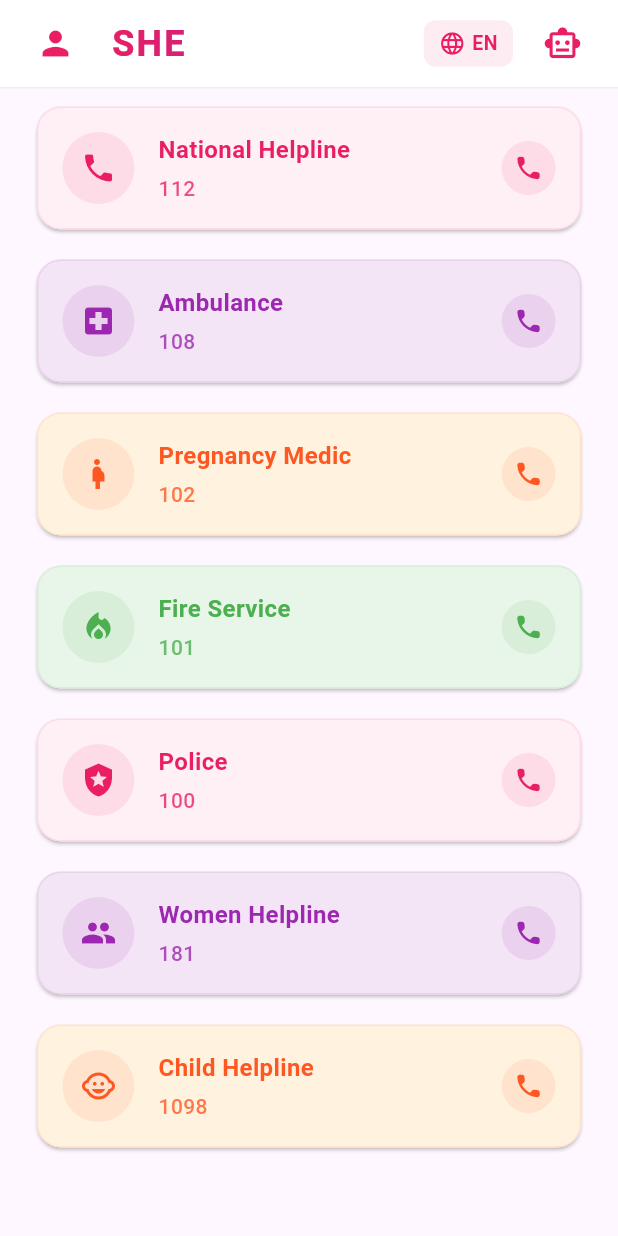
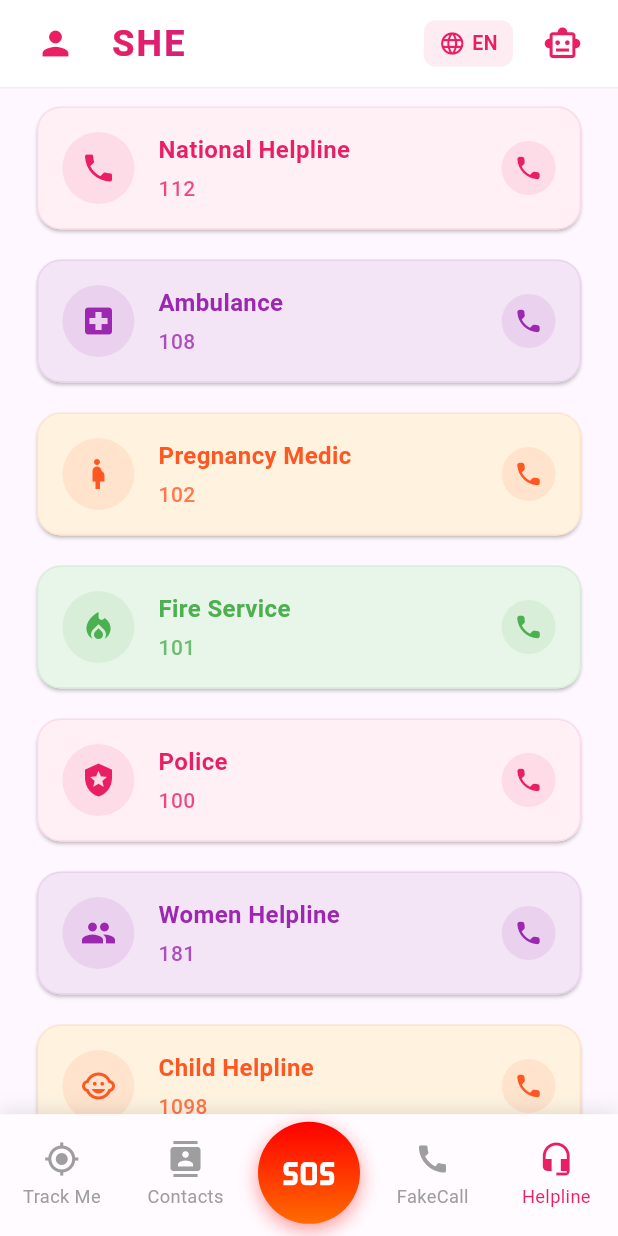
Before and after one commit to HarshasriM/everest_hackathon, a Flutter app: the HomeScreen screen opened by its route, item 5 of the bottom bar chosen, on a phone screen of 412 x 824 dp. Run offline on Flutter 3.47's test engine with Material 3 defaults, Android fonts, the phone set to English and light mode, and no system bars; our stand-ins replace bloc, dartz, dio, equatable, flutter_bloc, flutter_screenutil and 12 more; accounts and stored records are empty.

Commit message:
changes:remove animations

```diff
--- a/lib/app/app.dart
+++ b/lib/app/app.dart
@@ -25,9 +25,8 @@ class SHEApp extends StatelessWidget {
             BlocProvider(
               create: (_) => sl<AuthBloc>(),
             ),
-            BlocProvider(create: (context)=> HelplineBloc()..add(LoadHelplines()),
-          child: const HelplineScreen(),
-          ),
+
+
           ],
           child: MaterialApp.router(
             title: 'SHE - Safety Help Emergency',
--- a/lib/features/helpline/bloc/helpline_bloc.dart
+++ b/lib/features/helpline/bloc/helpline_bloc.dart
@@ -16,6 +16,7 @@ class HelplineBloc extends Bloc<HelplineEvent, HelplineState> {
   }
 
 void _onLoadHelplines(LoadHelplines event, Emitter<HelplineState> emit) {
+  print("Loaded helplines: $helplineList");
   emit(HelplineLoaded(helplineList));
 }
 
--- a/lib/features/helpline/helpline_screen.dart
+++ b/lib/features/helpline/helpline_screen.dart
@@ -1,7 +1,6 @@
 import 'package:everest_hackathon/shared/widgets/custom_app_bar.dart';
 import 'package:flutter/material.dart';
 import 'package:flutter_bloc/flutter_bloc.dart';
-import 'package:animate_do/animate_do.dart';
 import './bloc/helpline_bloc.dart';
 import './bloc/helpline_event.dart';
 import './bloc/helpline_state.dart';
@@ -21,7 +20,9 @@ class HelplineScreen extends StatelessWidget {
     final size = MediaQuery.of(context).size;
     final isLargeScreen = size.width > 600;
 
-    return Scaffold(
+    return BlocProvider(
+      create: (_) => HelplineBloc()..add(LoadHelplines()),
+      child: Scaffold(
         backgroundColor: backgroundColor,
         appBar: CustomAppBar(),
         body: BlocConsumer<HelplineBloc, HelplineState>(
@@ -48,12 +49,13 @@ class HelplineScreen extends StatelessWidget {
           builder: (context, state) {
             if (state is HelplineLoaded) {
               return SingleChildScrollView(
-              padding: const EdgeInsets.symmetric(horizontal: 16, vertical: 8),
+                padding: const EdgeInsets.symmetric(
+                  horizontal: 16,
+                  vertical: 8,
+                ),
                 child: Column(
                   children: [
-                  ...List.generate(
-                    state.helplines.length,
-                    (index) {
+                    ...List.generate(state.helplines.length, (index) {
                       final helpline = state.helplines[index];
                       final colors = [
                         [const Color(0xFFFFF0F6), primaryColor],
@@ -66,9 +68,6 @@ class HelplineScreen extends StatelessWidget {
                       return Center(
                         child: SizedBox(
                           width: isLargeScreen ? 600 : size.width * 0.9,
-                          child: FadeInUp(
-                            delay: Duration(milliseconds: 100 * index),
-                            duration: const Duration(milliseconds: 600),
                           child: Container(
                             margin: const EdgeInsets.only(bottom: 12),
                             child: HelplineCard(
@@ -85,10 +84,8 @@ class HelplineScreen extends StatelessWidget {
                             ),
                           ),
                         ),
-                        ),
                       );
-                    },
-                  ),
+                    }),
                     const SizedBox(height: 100),
                   ],
                 ),
@@ -115,6 +112,7 @@ class HelplineScreen extends StatelessWidget {
             );
           },
         ),
+      ),
     );
   }
 }
--- a/lib/features/home/presentation/home_screen.dart
+++ b/lib/features/home/presentation/home_screen.dart
@@ -1,6 +1,7 @@
 import 'package:everest_hackathon/features/contacts/presentation/contacts_screen.dart';
 import 'package:everest_hackathon/features/track/presentation/track_screen.dart';
 import 'package:everest_hackathon/routes/app_routes.dart';
+import 'package:everest_hackathon/features/helpline/helpline_screen.dart';
 import 'package:flutter/material.dart';
 import 'package:flutter_screenutil/flutter_screenutil.dart';
 import 'package:go_router/go_router.dart';
@@ -86,9 +87,6 @@ class _HomeScreenState extends State<HomeScreen> {
     return InkWell(
       onTap: () {
 
-         if(screenIndex ==4){
-          context.push(AppRoutes.helpline);
-        }
         setState(() => _selectedIndex = screenIndex);
         // }
       },
@@ -178,6 +176,6 @@ class _HomeScreenState extends State<HomeScreen> {
   }
 
   Widget _buildHelplineContent() {
-    return const Center(child: Text('Help line Content'));
+    return const  HelplineScreen();
   }
 }
```
Lines whose indentation alone changed are shown as unchanged.
